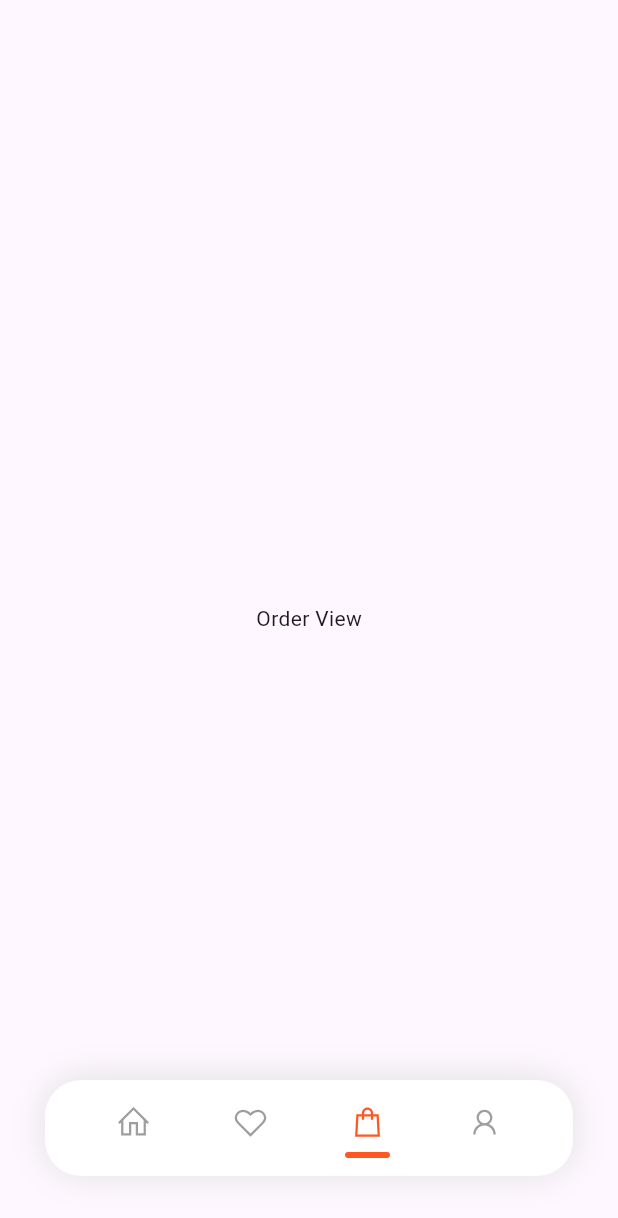
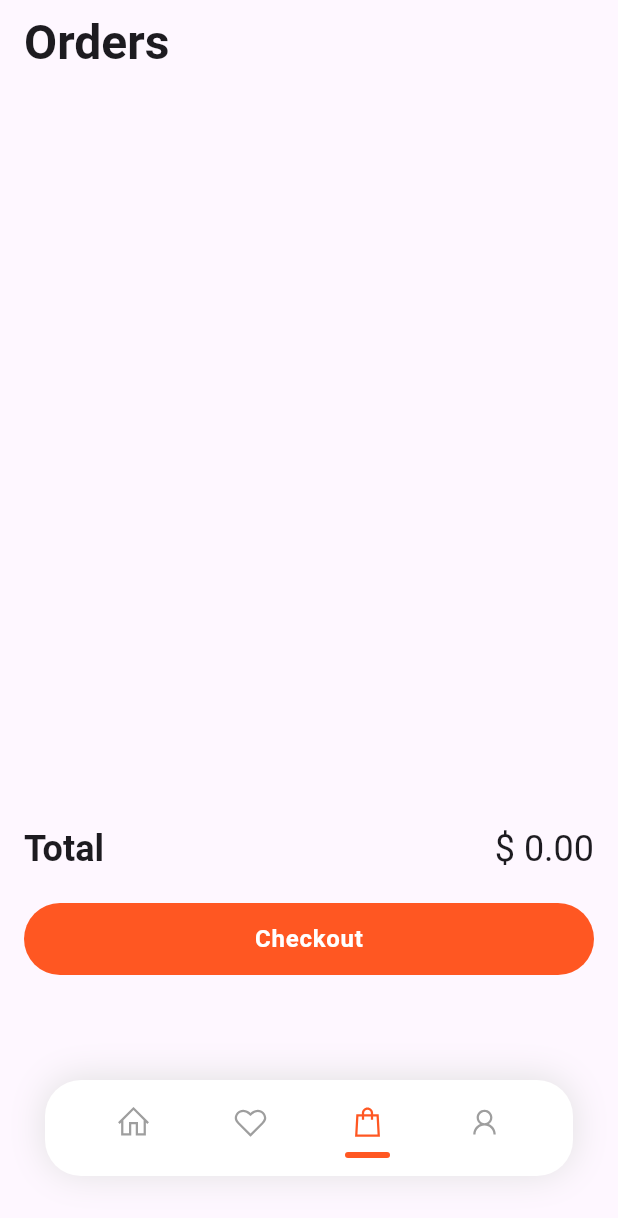
Before and after one commit to SornchaiTheDev/flutter-food-menu, a Flutter app: the screen it shows after launch, item 3 of the bottom bar chosen, on a phone screen of 412 x 824 dp. Shown: the top 1218 px of the screen. Run offline on Flutter 3.47's test engine with Material 3 defaults, Android fonts, the phone set to English and light mode, and no system bars; our stand-ins replace line_icons; network calls fail; project files that could hold a hidden picture were left out.

Commit message:
add: cart page and state management using provider

```diff
--- a/lib/components/category.dart
+++ b/lib/components/category.dart
@@ -1,5 +1,5 @@
 import 'package:flutter/material.dart';
-import 'package:flutter_exercise/models/category.dart';
+import 'package:flutter_exercise/models/category_model.dart';
 
 class Category extends StatelessWidget {
   const Category({super.key, required this.category});
--- a/lib/components/category_list.dart
+++ b/lib/components/category_list.dart
@@ -1,6 +1,6 @@
 import 'package:flutter/material.dart';
 import 'package:flutter_exercise/components/category.dart';
-import 'package:flutter_exercise/models/category.dart';
+import 'package:flutter_exercise/models/category_model.dart';
 
 class CategoryList extends StatelessWidget {
   const CategoryList({super.key});
--- a/lib/components/menu.dart
+++ b/lib/components/menu.dart
@@ -1,5 +1,5 @@
 import 'package:flutter/material.dart';
-import 'package:flutter_exercise/models/menu.dart';
+import 'package:flutter_exercise/models/menu_model.dart';
 
 class Menu extends StatefulWidget {
   const Menu({super.key, required this.menu});
--- a/lib/datasource/menus.dart
+++ b/lib/datasource/menus.dart
@@ -1,4 +1,4 @@
-import 'package:flutter_exercise/models/menu.dart';
+import 'package:flutter_exercise/models/menu_model.dart';
 import 'package:flutter_exercise/models/rating.dart';
 
 List menus = [
--- /dev/null
+++ b/lib/models/cart_model.dart
@@ -0,0 +1,57 @@
+import 'package:flutter/material.dart';
+import 'package:flutter_exercise/models/order.dart';
+
+class CartModel extends ChangeNotifier {
+  List<OrderModel> orders = [];
+
+  int get orderAmount => orders.length;
+
+  bool isAlreadyInCart(OrderModel order) {
+    for (OrderModel currentOrder in orders) {
+      if (currentOrder.menu.name == order.menu.name) {
+        return true;
+      }
+    }
+    return false;
+  }
+
+  double get totalPrice {
+    double total = 0;
+    for (OrderModel order in orders) {
+      total += order.menu.price * order.amount;
+    }
+    return total;
+  }
+
+  void addOrder(OrderModel order) {
+    if (isAlreadyInCart(order)) {
+      int oldOrderIndex =
+          orders.indexWhere((element) => element.menu.name == order.menu.name);
+
+      orders[oldOrderIndex].amount += order.amount;
+    } else {
+      orders.add(order);
+    }
+
+    notifyListeners();
+  }
+
+  void handleOnPressedMinus(int index) {
+    final order = orders[index];
+    if (order.amount == 0) return;
+
+    orders[index] = OrderModel(
+      menu: orders[index].menu,
+      amount: orders[index].amount - 1,
+    );
+    notifyListeners();
+  }
+
+  void handleOnPressedPlus(int index) {
+    orders[index] = OrderModel(
+      menu: orders[index].menu,
+      amount: orders[index].amount + 1,
+    );
+    notifyListeners();
+  }
+}
--- /dev/null
+++ b/lib/models/order.dart
@@ -0,0 +1,15 @@
+import 'package:flutter_exercise/models/menu_model.dart';
+
+class OrderModel {
+  final MenuModel menu;
+  int amount;
+
+  void addAmount(int amount) {
+    this.amount += amount;
+  }
+
+  OrderModel({
+    required this.menu,
+    required this.amount,
+  });
+}
--- a/lib/views/favorite_view.dart
+++ b/lib/views/favorite_view.dart
@@ -1,7 +1,7 @@
 import 'package:flutter/material.dart';
 import 'package:flutter_exercise/components/menu.dart';
 import 'package:flutter_exercise/datasource/menus.dart';
-import 'package:flutter_exercise/models/menu.dart';
+import 'package:flutter_exercise/models/menu_model.dart';
 
 class FavoriteView extends StatelessWidget {
   const FavoriteView({super.key});
--- a/lib/views/shopping_bag_view.dart
+++ b/lib/views/shopping_bag_view.dart
@@ -1,12 +1,106 @@
 import 'package:flutter/material.dart';
+import 'package:flutter_exercise/components/order_item.dart';
+import 'package:flutter_exercise/models/cart_model.dart';
+import 'package:provider/provider.dart';
 
-class ShoppingBagView extends StatelessWidget {
+class ShoppingBagView extends StatefulWidget {
   const ShoppingBagView({super.key});
 
   @override
+  State<ShoppingBagView> createState() => _ShoppingBagViewState();
+}
+
+class _ShoppingBagViewState extends State<ShoppingBagView> {
+  @override
   Widget build(BuildContext context) {
-    return const Center(
-      child: Text("Order View"),
+    return Scaffold(
+      appBar: AppBar(
+        scrolledUnderElevation: 0.0,
+        title: Text(
+          "Orders",
+          style: Theme.of(context)
+              .textTheme
+              .headlineLarge!
+              .copyWith(fontWeight: FontWeight.bold),
+        ),
+      ),
+      body: Container(
+        padding: const EdgeInsets.symmetric(horizontal: 16.0),
+        height: MediaQuery.of(context).size.height - 230,
+        child: Column(
+          children: [
+            Expanded(
+              child: ListView(
+                children: [
+                  const SizedBox(
+                    height: 20,
+                  ),
+                  Consumer<CartModel>(builder: (context, cart, model) {
+                    return Column(
+                      children: cart.orders.map((order) {
+                        final orderIndex = cart.orders.indexOf(order);
+                        return OrderItem(
+                          order: order,
+                          onPressedMinus: () =>
+                              cart.handleOnPressedMinus(orderIndex),
+                          onPressedPlus: () =>
+                              cart.handleOnPressedPlus(orderIndex),
+                        );
+                      }).toList(),
+                    );
+                  }),
+                ],
+              ),
+            ),
+            Column(
+              crossAxisAlignment: CrossAxisAlignment.start,
+              children: [
+                Row(
+                  mainAxisAlignment: MainAxisAlignment.spaceBetween,
+                  children: [
+                    Text(
+                      "Total",
+                      style:
+                          Theme.of(context).textTheme.headlineSmall!.copyWith(
+                                fontWeight: FontWeight.bold,
+                              ),
+                    ),
+                    Consumer<CartModel>(
+                      builder: (context, cart, model) => Text(
+                          "\$ ${cart.totalPrice.toStringAsFixed(2)}",
+                          style: Theme.of(context).textTheme.headlineSmall!),
+                    ),
+                  ],
+                ),
+                const SizedBox(
+                  height: 20.0,
+                ),
+                SizedBox(
+                  width: double.infinity,
+                  child: FilledButton(
+                    onPressed: () {},
+                    style: ButtonStyle(
+                      backgroundColor: MaterialStateProperty.all(
+                        Colors.deepOrange,
+                      ),
+                      padding: MaterialStateProperty.all(
+                        const EdgeInsets.symmetric(vertical: 12.0),
+                      ),
+                    ),
+                    child: Text(
+                      "Checkout",
+                      style: Theme.of(context).textTheme.bodyLarge!.copyWith(
+                            color: Colors.white,
+                            fontWeight: FontWeight.bold,
+                          ),
+                    ),
+                  ),
+                ),
+              ],
+            )
+          ],
+        ),
+      ),
     );
   }
 }
--- a/pubspec.yaml
+++ b/pubspec.yaml
@@ -35,6 +35,7 @@ dependencies:
   # Use with the CupertinoIcons class for iOS style icons.
   cupertino_icons: ^1.0.2
   line_icons: ^2.0.3
+  provider: ^6.1.1
 
 dev_dependencies:
   flutter_test:
```
Also changed, not shown: lib/components/order_amount.dart (added, +83 -0 lines), lib/components/order_item.dart (added, +99 -0 lines), lib/main.dart (+13 -3 lines), lib/views/salad_detail.dart (+52 -92 lines), lib/models/category_model.dart (renamed from lib/models/category.dart), lib/models/menu_model.dart (renamed from lib/models/menu.dart), pubspec.lock.
